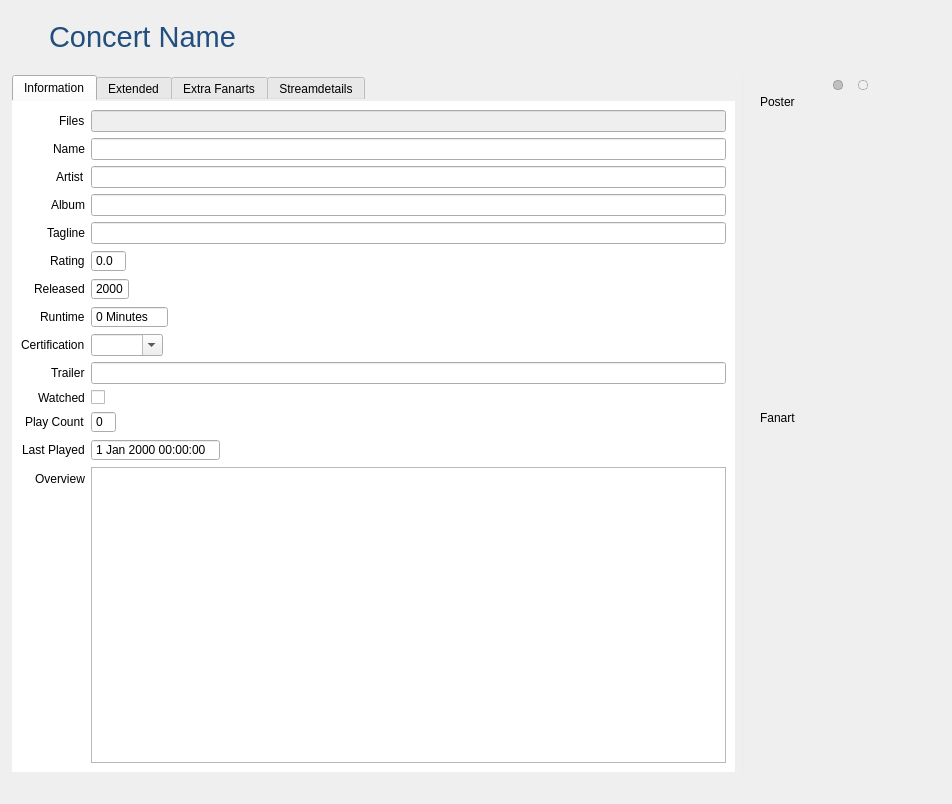
Komet/MediaElch, file concerts/ConcertWidget.ui: the form before one commit.
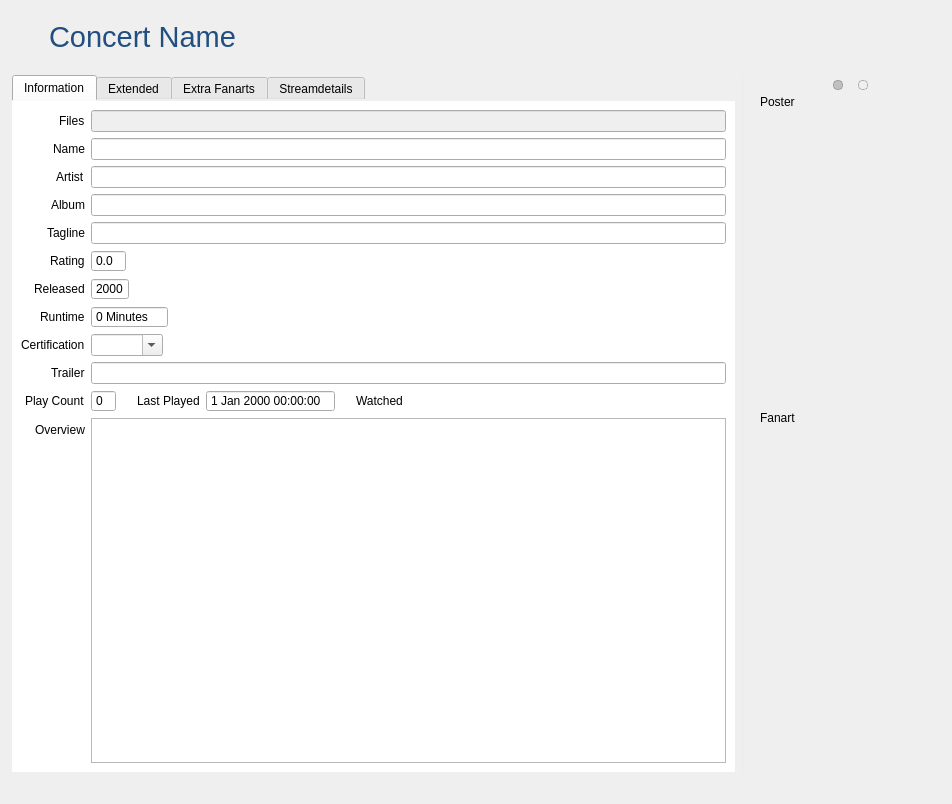
The form after the commit. Icons and pictures are not drawn. Custom widgets are drawn as their Qt base class.

Commit message: Use badges for watched state

What changed in the file:
```diff
--- a/concerts/ConcertWidget.ui
+++ b/concerts/ConcertWidget.ui
@@ -173,6 +173,13 @@
               </property>
              </widget>
             </item>
+            <item row="1" column="1">
+             <widget class="QLineEdit" name="name">
+              <property name="text">
+               <string/>
+              </property>
+             </widget>
+            </item>
             <item row="2" column="0">
              <widget class="QLabel" name="label_3">
               <property name="text">
@@ -180,6 +187,9 @@
               </property>
              </widget>
             </item>
+            <item row="2" column="1">
+             <widget class="QLineEdit" name="artist"/>
+            </item>
             <item row="3" column="0">
              <widget class="QLabel" name="label_16">
               <property name="text">
@@ -187,6 +197,9 @@
               </property>
              </widget>
             </item>
+            <item row="3" column="1">
+             <widget class="QLineEdit" name="album"/>
+            </item>
             <item row="4" column="0">
              <widget class="QLabel" name="label_6">
               <property name="text">
@@ -194,6 +207,9 @@
               </property>
              </widget>
             </item>
+            <item row="4" column="1">
+             <widget class="QLineEdit" name="tagline"/>
+            </item>
             <item row="5" column="0">
              <widget class="QLabel" name="label_4">
               <property name="text">
@@ -201,78 +217,6 @@
               </property>
              </widget>
             </item>
-            <item row="6" column="0">
-             <widget class="QLabel" name="label_5">
-              <property name="text">
-               <string>Released</string>
-              </property>
-             </widget>
-            </item>
-            <item row="7" column="0">
-             <widget class="QLabel" name="label_7">
-              <property name="text">
-               <string>Runtime</string>
-              </property>
-             </widget>
-            </item>
-            <item row="8" column="0">
-             <widget class="QLabel" name="label_8">
-              <property name="text">
-               <string>Certification</string>
-              </property>
-             </widget>
-            </item>
-            <item row="9" column="0">
-             <widget class="QLabel" name="label_9">
-              <property name="text">
-               <string>Trailer</string>
-              </property>
-             </widget>
-            </item>
-            <item row="10" column="0">
-             <widget class="QLabel" name="label_20">
-              <property name="text">
-               <string>Watched</string>
-              </property>
-             </widget>
-            </item>
-            <item row="11" column="0">
-             <widget class="QLabel" name="label_10">
-              <property name="text">
-               <string>Play Count</string>
-              </property>
-             </widget>
-            </item>
-            <item row="12" column="0">
-             <widget class="QLabel" name="label_11">
-              <property name="text">
-               <string>Last Played</string>
-              </property>
-             </widget>
-            </item>
-            <item row="13" column="0">
-             <widget class="QLabel" name="label_15">
-              <property name="text">
-               <string>Overview</string>
-              </property>
-             </widget>
-            </item>
-            <item row="1" column="1">
-             <widget class="QLineEdit" name="name">
-              <property name="text">
-               <string/>
-              </property>
-             </widget>
-            </item>
-            <item row="2" column="1">
-             <widget class="QLineEdit" name="artist"/>
-            </item>
-            <item row="3" column="1">
-             <widget class="QLineEdit" name="album"/>
-            </item>
-            <item row="4" column="1">
-             <widget class="QLineEdit" name="tagline"/>
-            </item>
             <item row="5" column="1">
              <widget class="QDoubleSpinBox" name="rating">
               <property name="buttonSymbols">
@@ -286,6 +230,13 @@
               </property>
              </widget>
             </item>
+            <item row="6" column="0">
+             <widget class="QLabel" name="label_5">
+              <property name="text">
+               <string>Released</string>
+              </property>
+             </widget>
+            </item>
             <item row="6" column="1">
              <widget class="QDateEdit" name="released">
               <property name="buttonSymbols">
@@ -296,6 +247,13 @@
               </property>
              </widget>
             </item>
+            <item row="7" column="0">
+             <widget class="QLabel" name="label_7">
+              <property name="text">
+               <string>Runtime</string>
+              </property>
+             </widget>
+            </item>
             <item row="7" column="1">
              <widget class="QSpinBox" name="runtime">
               <property name="buttonSymbols">
@@ -309,6 +267,13 @@
               </property>
              </widget>
             </item>
+            <item row="8" column="0">
+             <widget class="QLabel" name="label_8">
+              <property name="text">
+               <string>Certification</string>
+              </property>
+             </widget>
+            </item>
             <item row="8" column="1">
              <widget class="QComboBox" name="certification">
               <property name="editable">
@@ -319,34 +284,104 @@
               </property>
              </widget>
             </item>
+            <item row="9" column="0">
+             <widget class="QLabel" name="label_9">
+              <property name="text">
+               <string>Trailer</string>
+              </property>
+             </widget>
+            </item>
             <item row="9" column="1">
              <widget class="QLineEdit" name="trailer"/>
             </item>
+            <item row="10" column="0">
+             <widget class="QLabel" name="label_10">
+              <property name="text">
+               <string>Play Count</string>
+              </property>
+             </widget>
+            </item>
             <item row="10" column="1">
-             <widget class="QCheckBox" name="watched">
+             <layout class="QHBoxLayout" name="horizontalLayout">
+              <item>
+               <widget class="QSpinBox" name="playcount">
+                <property name="buttonSymbols">
+                 <enum>QAbstractSpinBox::NoButtons</enum>
+                </property>
+                <property name="maximum">
+                 <number>99</number>
+                </property>
+               </widget>
+              </item>
+              <item>
+               <spacer name="horizontalSpacer_4">
+                <property name="orientation">
+                 <enum>Qt::Horizontal</enum>
+                </property>
+                <property name="sizeType">
+                 <enum>QSizePolicy::Fixed</enum>
+                </property>
+                <property name="sizeHint" stdset="0">
+                 <size>
+                  <width>15</width>
+                  <height>20</height>
+                 </size>
+                </property>
+               </spacer>
+              </item>
+              <item>
+               <widget class="QLabel" name="label_11">
+                <property name="text">
+                 <string>Last Played</string>
+                </property>
+               </widget>
+              </item>
+              <item>
+               <widget class="QDateTimeEdit" name="lastPlayed">
+                <property name="buttonSymbols">
+                 <enum>QAbstractSpinBox::NoButtons</enum>
+                </property>
+               </widget>
+              </item>
+              <item>
+               <spacer name="horizontalSpacer_5">
+                <property name="orientation">
+                 <enum>Qt::Horizontal</enum>
+                </property>
+                <property name="sizeType">
+                 <enum>QSizePolicy::Fixed</enum>
+                </property>
+                <property name="sizeHint" stdset="0">
+                 <size>
+                  <width>15</width>
+                  <height>20</height>
+                 </size>
+                </property>
+               </spacer>
+              </item>
+              <item>
+               <widget class="Badge" name="badgeWatched">
+                <property name="text">
+                 <string>Watched</string>
+                </property>
+                <property name="activeText" stdset="0">
+                 <string>Watched</string>
+                </property>
+                <property name="inactiveText" stdset="0">
+                 <string>Not watched</string>
+                </property>
+               </widget>
+              </item>
+             </layout>
+            </item>
+            <item row="11" column="0">
+             <widget class="QLabel" name="label_15">
               <property name="text">
-               <string/>
+               <string>Overview</string>
               </property>
              </widget>
             </item>
             <item row="11" column="1">
-             <widget class="QSpinBox" name="playcount">
-              <property name="buttonSymbols">
-               <enum>QAbstractSpinBox::NoButtons</enum>
-              </property>
-              <property name="maximum">
-               <number>99</number>
-              </property>
-             </widget>
-            </item>
-            <item row="12" column="1">
-             <widget class="QDateTimeEdit" name="lastPlayed">
-              <property name="buttonSymbols">
-               <enum>QAbstractSpinBox::NoButtons</enum>
-              </property>
-             </widget>
-            </item>
-            <item row="13" column="1">
              <widget class="QTextEdit" name="overview"/>
             </item>
            </layout>
@@ -1139,6 +1174,11 @@
    <header>smallWidgets/SlidingStackedWidget.h</header>
    <container>1</container>
   </customwidget>
+  <customwidget>
+   <class>Badge</class>
+   <extends>QLabel</extends>
+   <header>smallWidgets/Badge.h</header>
+  </customwidget>
   <customwidget>
    <class>MediaFlags</class>
    <extends>QWidget</extends>
```
The commit also changes 7 other files.
